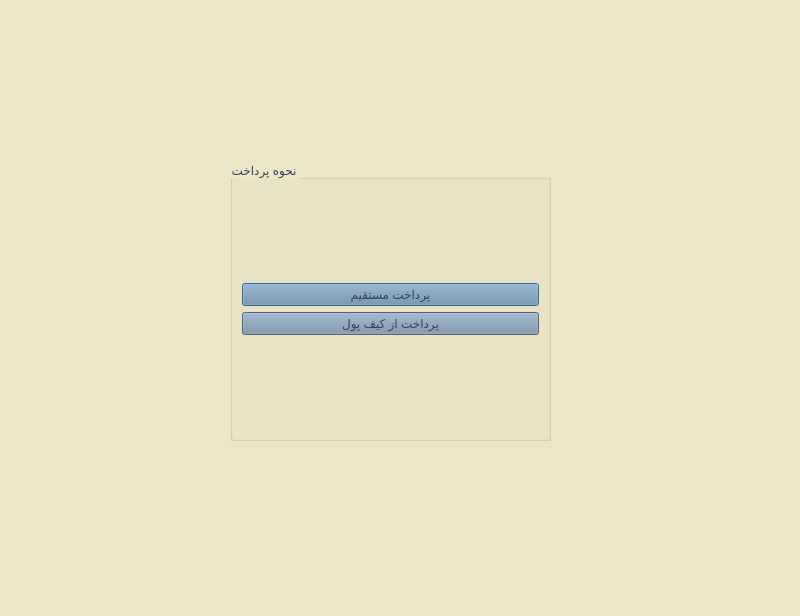
Before: the Qt Designer form Project_Ap/choosepay.ui in AP-projects-4001/metagoofill, drawn with Qt 5.
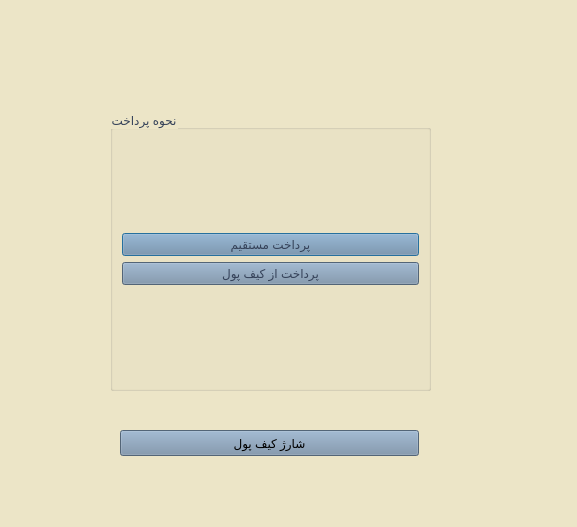
After: the same form once the commit is applied.

```diff
--- a/Project_Ap/choosepay.ui
+++ b/Project_Ap/choosepay.ui
@@ -6,8 +6,8 @@
    <rect>
     <x>0</x>
     <y>0</y>
-    <width>800</width>
-    <height>616</height>
+    <width>577</width>
+    <height>527</height>
    </rect>
   </property>
   <property name="windowTitle">
@@ -20,8 +20,8 @@
   <widget class="QGroupBox" name="groupBox">
    <property name="geometry">
     <rect>
-     <x>230</x>
-     <y>160</y>
+     <x>110</x>
+     <y>110</y>
      <width>321</width>
      <height>281</height>
     </rect>
@@ -64,6 +64,24 @@
     </item>
    </layout>
   </widget>
+  <widget class="QPushButton" name="pushButton_wallet_2">
+   <property name="geometry">
+    <rect>
+     <x>120</x>
+     <y>430</y>
+     <width>299</width>
+     <height>26</height>
+    </rect>
+   </property>
+   <property name="styleSheet">
+    <string notr="true">font: 12pt &quot;Lalezar&quot;;
+background-color: rgb(116, 141, 166);
+</string>
+   </property>
+   <property name="text">
+    <string>شارژ کیف پول</string>
+   </property>
+  </widget>
  </widget>
  <resources/>
  <connections/>
```
